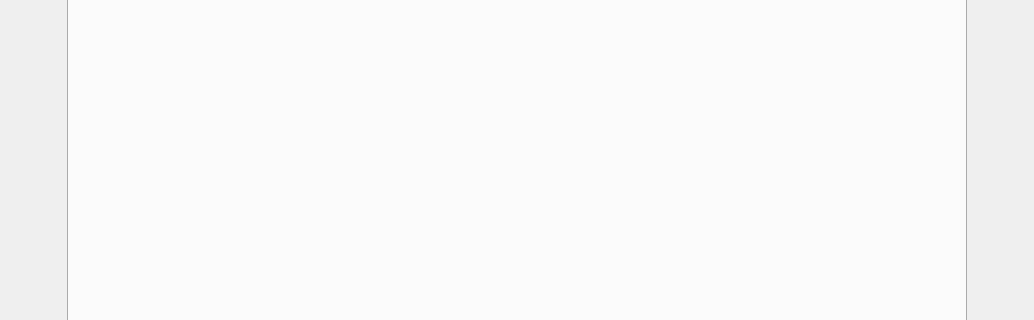
This is mainwindow.ui in Morgan243/Dynamic-Image-Viewer as Qt 5 draws it before an edit; both pictures show x 113 to 1147 and y 225 to 545 of the 1260 by 749 pixel window. The edited form follows.
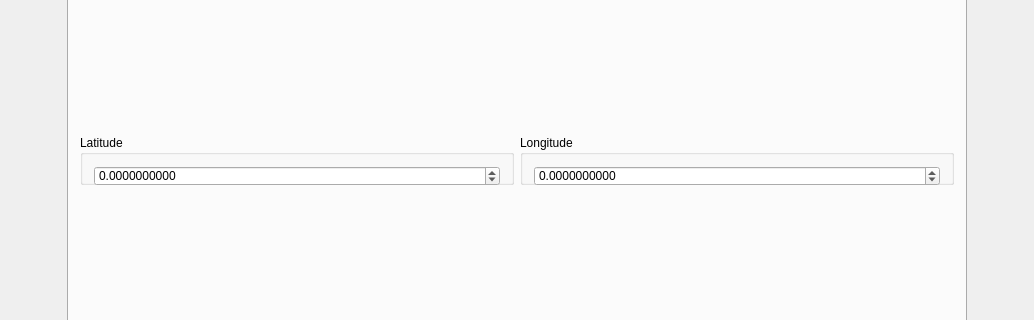
This is the edited form. The open tabs and pages were chosen to show the change. Icons and pictures are not drawn.

Commit message: LAT and LON double spin boxes in geo-ref tab

Patch:
```diff
--- a/mainwindow.ui
+++ b/mainwindow.ui
@@ -264,8 +264,87 @@
         <string>Cross Reference Globe</string>
        </attribute>
        <layout class="QGridLayout" name="gridLayout_3">
-        <item row="0" column="0">
-         <layout class="QGridLayout" name="gridLayout_Mrable"/>
+        <item row="0" column="1">
+         <layout class="QVBoxLayout" name="verticalLayout">
+          <item>
+           <layout class="QGridLayout" name="gridLayout_4">
+            <item row="0" column="0">
+             <widget class="QGroupBox" name="groupBox_LAT">
+              <property name="maximumSize">
+               <size>
+                <width>16777215</width>
+                <height>50</height>
+               </size>
+              </property>
+              <property name="title">
+               <string>Latitude</string>
+              </property>
+              <layout class="QGridLayout" name="gridLayout_5">
+               <item row="0" column="0">
+                <widget class="QDoubleSpinBox" name="doubleSpinBox_lat">
+                 <property name="minimumSize">
+                  <size>
+                   <width>0</width>
+                   <height>20</height>
+                  </size>
+                 </property>
+                 <property name="decimals">
+                  <number>10</number>
+                 </property>
+                 <property name="minimum">
+                  <double>-99.999999000000003</double>
+                 </property>
+                 <property name="maximum">
+                  <double>99.999999000000003</double>
+                 </property>
+                 <property name="singleStep">
+                  <double>0.000001000000000</double>
+                 </property>
+                </widget>
+               </item>
+              </layout>
+             </widget>
+            </item>
+            <item row="0" column="1">
+             <widget class="QGroupBox" name="groupBox_LON">
+              <property name="maximumSize">
+               <size>
+                <width>16777215</width>
+                <height>50</height>
+               </size>
+              </property>
+              <property name="title">
+               <string>Longitude</string>
+              </property>
+              <layout class="QGridLayout" name="gridLayout_6">
+               <item row="0" column="0">
+                <widget class="QDoubleSpinBox" name="doubleSpinBox_lon">
+                 <property name="minimumSize">
+                  <size>
+                   <width>0</width>
+                   <height>20</height>
+                  </size>
+                 </property>
+                 <property name="decimals">
+                  <number>10</number>
+                 </property>
+                 <property name="minimum">
+                  <double>-99.999999000000003</double>
+                 </property>
+                 <property name="maximum">
+                  <double>99.999999000000003</double>
+                 </property>
+                 <property name="singleStep">
+                  <double>0.000001000000000</double>
+                 </property>
+                </widget>
+               </item>
+              </layout>
+             </widget>
+            </item>
+           </layout>
+          </item>
+         </layout>
         </item>
        </layout>
       </widget>
```
Left out of the diff: 2 changed lines with no effect on the pictures. The commit also changes 2 other files.
